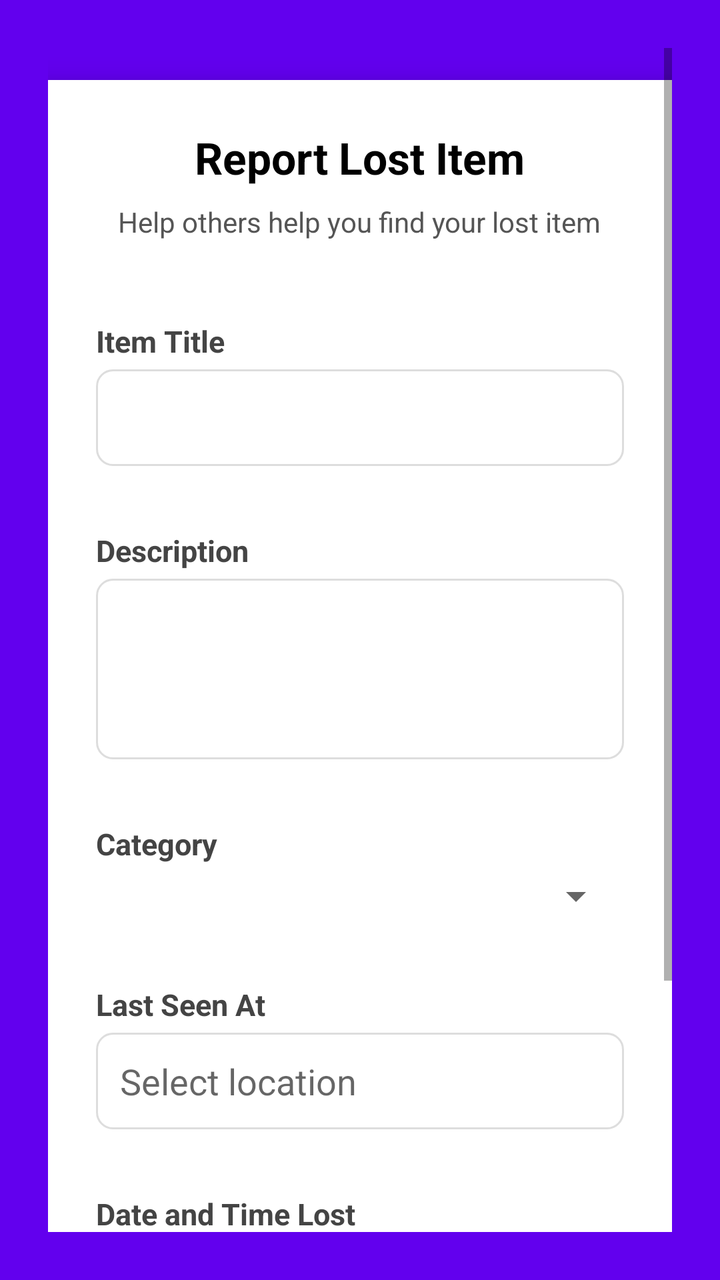
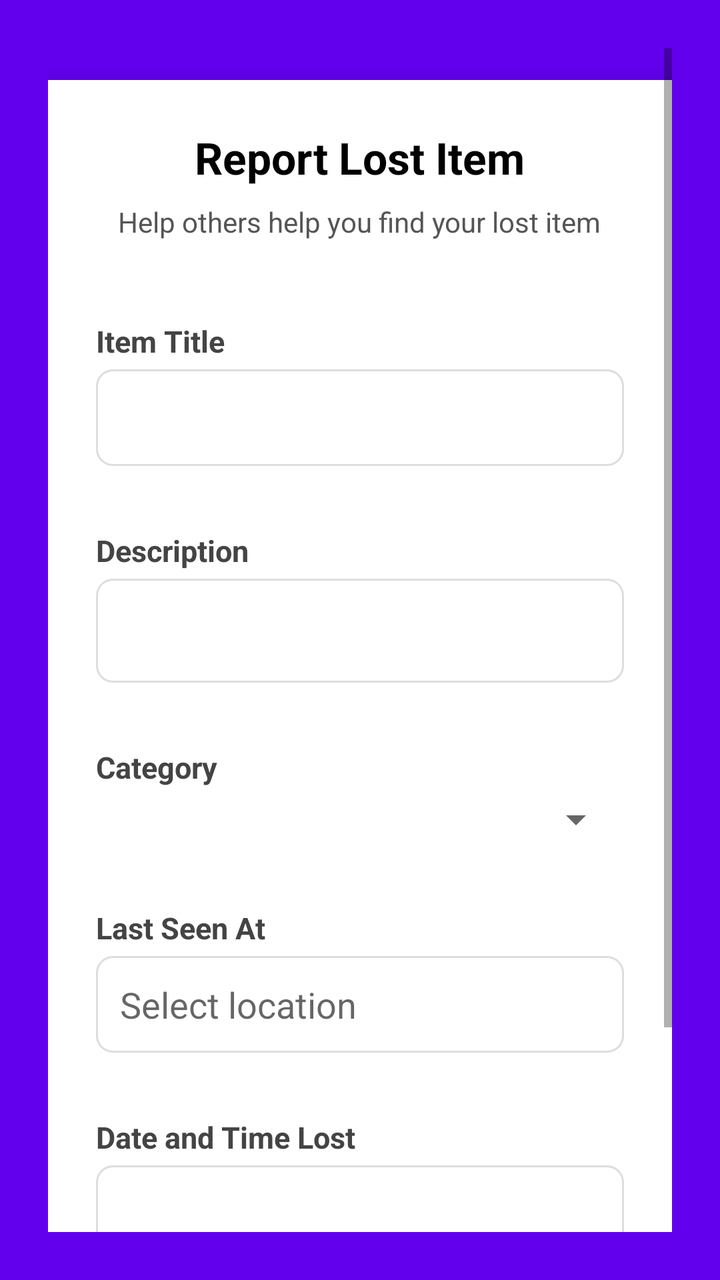

Before-and-after screenshots of an Android layout around one commit, followed by the original layout XML and the change that was made.
<!-- AndroidManifest.xml: application theme Theme.WatUFound -->
<!-- res/layout/fragment_lost_form.xml -->
<?xml version="1.0" encoding="utf-8"?>
<ScrollView xmlns:android="http://schemas.android.com/apk/res/android"
    xmlns:tools="http://schemas.android.com/tools"
    android:fitsSystemWindows="true"
    android:layout_width="match_parent"
    android:layout_height="match_parent"
    android:background="@color/purple_500"
    android:padding="24dp">

    <LinearLayout
        android:layout_width="match_parent"
        android:layout_height="wrap_content"
        android:orientation="vertical"
        android:gravity="center_horizontal">

        
        <LinearLayout
            android:layout_width="match_parent"
            android:layout_height="wrap_content"
            android:orientation="vertical"
            android:background="@android:color/white"
            android:elevation="8dp"
            android:padding="24dp"
            android:layout_marginTop="16dp"
            android:layout_marginBottom="24dp"
            android:clipToPadding="false"
            android:layout_gravity="center">

            
            <TextView
                android:layout_width="wrap_content"
                android:layout_height="wrap_content"
                android:text="Report Lost Item"
                android:textSize="22sp"
                android:textStyle="bold"
                android:textColor="@android:color/black"
                android:layout_gravity="center_horizontal"
                android:layout_marginBottom="8dp" />

            
            <TextView
                android:layout_width="wrap_content"
                android:layout_height="wrap_content"
                android:text="Help others help you find your lost item"
                android:textSize="14sp"
                android:textColor="#555555"
                android:layout_gravity="center_horizontal"
                android:layout_marginBottom="24dp" />

            
            <TextView
                style="@style/TextLabel"
                android:text="Item Title" />
            <EditText
                android:id="@+id/itemTitleInput"
                style="@style/InputField" />

            
            <TextView
                style="@style/TextLabel"
                android:text="Description" />
            <EditText
                android:id="@+id/descriptionInput"
                style="@style/InputField"
                android:inputType="textMultiLine"
                android:minLines="3"
                android:gravity="top" />

            
            <TextView
                style="@style/TextLabel"
                android:text="Category" />
            <Spinner
                android:id="@+id/categorySpinner"
                style="@style/SpinnerField" />

            
            <TextView
                style="@style/TextLabel"
                android:text="Last Seen At" />



            <AutoCompleteTextView
                android:id="@+id/lastSeenAtInput"
                android:layout_width="match_parent"
                android:layout_height="wrap_content"
                android:hint="Select location"
                android:inputType="text"
                android:background="@drawable/input_field_background"
                android:padding="12dp"
                android:layout_marginBottom="16dp"
                android:dropDownHeight="200dp"
                android:completionThreshold="1" />


            
            <TextView
                style="@style/TextLabel"
                android:text="Date and Time Lost" />
            <EditText
                android:id="@+id/dateTimeInput"
                style="@style/InputField"
                android:focusable="false"
                android:clickable="true"
                android:inputType="none" />

            
            <Button
                android:id="@+id/submitButton"
                android:layout_width="match_parent"
                android:layout_height="wrap_content"
                android:text="Post Lost Item"
                android:backgroundTint="@color/purple_500"
                android:textColor="@android:color/white"
                android:textAllCaps="false"
                android:layout_marginTop="24dp"
                android:padding="12dp" />
        </LinearLayout>
    </LinearLayout>
</ScrollView>
<!-- resources referenced by this layout -->
<resources>
  <color name="purple_500">#FF6200EE</color>
  <!-- drawable input_field_background (drawable) -->
  <?xml version="1.0" encoding="utf-8"?>
  <shape xmlns:android="http://schemas.android.com/apk/res/android"
      android:shape="rectangle">
  
      <solid android:color="@android:color/white" />
  
      <stroke
          android:width="1dp"
          android:color="#DDDDDD" />
  
      <corners android:radius="8dp" />
  </shape>
  <style name="InputField">
          <item name="android:layout_width">match_parent</item>
          <item name="android:layout_height">wrap_content</item>
          <item name="android:background">@drawable/input_field_background</item>
          <item name="android:padding">12dp</item>
          <item name="android:layout_marginBottom">16dp</item>
      </style>
  <style name="SpinnerField">
          <item name="android:layout_width">match_parent</item>
          <item name="android:layout_height">wrap_content</item>
          <item name="android:layout_marginBottom">16dp</item>
      </style>
  <style name="TextLabel">
          <item name="android:layout_width">match_parent</item>
          <item name="android:layout_height">wrap_content</item>
          <item name="android:textSize">15sp</item>
          <item name="android:textColor">#444444</item>
          <item name="android:textStyle">bold</item>
          <item name="android:layout_marginTop">16dp</item>
          <item name="android:layout_marginBottom">4dp</item>
      </style>
  <style name="Theme.WatUFound" parent="Theme.MaterialComponents.DayNight.DarkActionBar">
          
          <item name="colorPrimary">@color/purple_500</item>
          <item name="colorPrimaryVariant">@color/purple_700</item>
          <item name="colorOnPrimary">@color/white</item>
          
          <item name="colorSecondary">@color/teal_200</item>
          <item name="colorSecondaryVariant">@color/teal_700</item>
          <item name="colorOnSecondary">@color/black</item>
          
          <item name="android:statusBarColor">?attr/colorPrimaryVariant</item>
          
      </style>
  <color name="purple_700">#FF3700B3</color>
  <color name="white">#FFFFFFFF</color>
  <color name="teal_200">#FF03DAC5</color>
  <color name="teal_700">#FF018786</color>
  <color name="black">#FF000000</color>
</resources>

<!-- the commit's change to res/layout/fragment_lost_form.xml (unified diff, before → after) -->
@@ -59,17 +59,21 @@
             <TextView
                 style="@style/TextLabel"
                 android:text="Description" />
+
             <EditText
                 android:id="@+id/descriptionInput"
                 style="@style/InputField"
+                android:layout_height="52dp"
+                android:gravity="top"
                 android:inputType="textMultiLine"
-                android:minLines="3"
-                android:gravity="top" />
+                android:minLines="3" />
 
             
+
             <TextView
                 style="@style/TextLabel"
                 android:text="Category" />
+
             <Spinner
                 android:id="@+id/categorySpinner"
                 style="@style/SpinnerField" />
